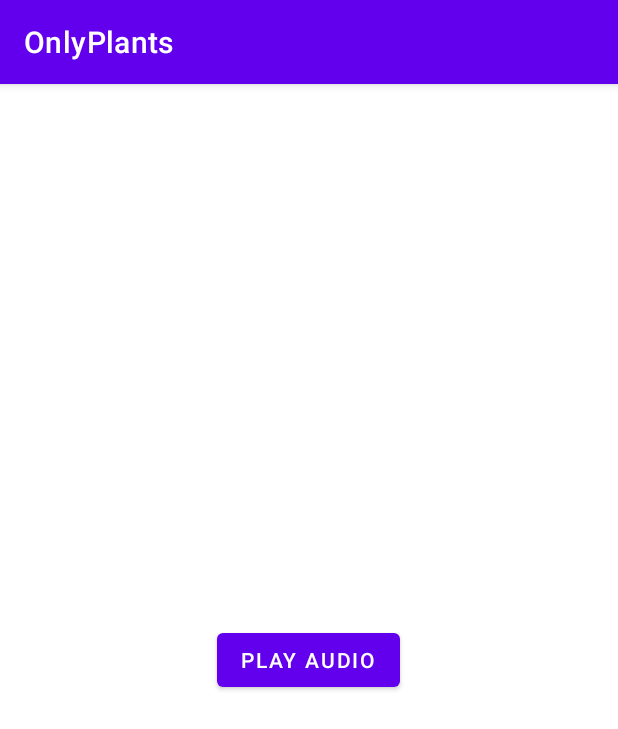
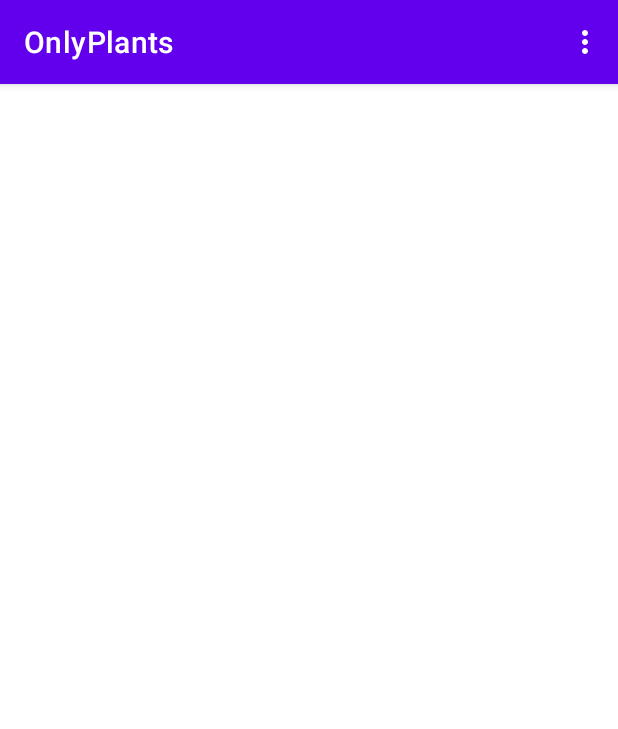
Before and after one commit to hzk2021/OnlyPlants, an Android app: the TTSActivity screen opened directly, with no data from a screen before it, on a phone screen of 412 x 824 dp. Shown: the top 729 px of the screen. Run offline under Robolectric (Android 15) with nearby library versions, the phone set to English and light mode, and no system bars.

```diff
--- a/app/src/main/res/layout/activity_ttsactivity.xml
+++ b/app/src/main/res/layout/activity_ttsactivity.xml
@@ -1,18 +1,9 @@
 <?xml version="1.0" encoding="utf-8"?>
 <RelativeLayout
     xmlns:android="http://schemas.android.com/apk/res/android"
-    xmlns:app="http://schemas.android.com/apk/res-auto"
     xmlns:tools="http://schemas.android.com/tools"
     android:layout_width="match_parent"
     android:layout_height="match_parent"
     tools:context=".TTSActivity">
 
-    <Button
-        android:id="@+id/playAudioBtn"
-        android:layout_width="wrap_content"
-        android:layout_height="wrap_content"
-        android:text="Play audio"
-        android:layout_centerInParent="true">
-    </Button>
-
 </RelativeLayout>
--- /dev/null
+++ b/app/src/main/res/menu/play_audio_menu.xml
@@ -0,0 +1,20 @@
+<?xml version="1.0" encoding="utf-8"?>
+<menu xmlns:android="http://schemas.android.com/apk/res/android"
+    xmlns:app="http://schemas.android.com/apk/res-auto">
+
+    <item
+        android:id="@+id/playAudioBtn"
+        android:title="@string/play_audio"
+        app:showAsAction="never"
+        android:enabled="true">
+    </item>
+
+    <item
+        android:id="@+id/stopAudioBtn"
+        android:title="@string/stop_playing_audio"
+        app:showAsAction="never"
+        android:enabled="false"
+        android:visible="false">
+    </item>
+
+</menu>
--- a/app/src/main/res/values/strings.xml
+++ b/app/src/main/res/values/strings.xml
@@ -1,3 +1,5 @@
 <resources>
     <string name="app_name">OnlyPlants</string>
+    <string name="play_audio">Play Audio</string>
+    <string name="stop_playing_audio">Stop playing audio</string>
 </resources>
```
Also changed, not shown: app/src/main/java/com/nyp/sit/aws/project/onlyplants/Model/networkService.kt (added, +31 -0 lines), app/src/main/java/com/nyp/sit/aws/project/onlyplants/Model/ttsService.kt (+9 -6 lines), app/src/main/java/com/nyp/sit/aws/project/onlyplants/TTSActivity.kt (+135 -21 lines).
